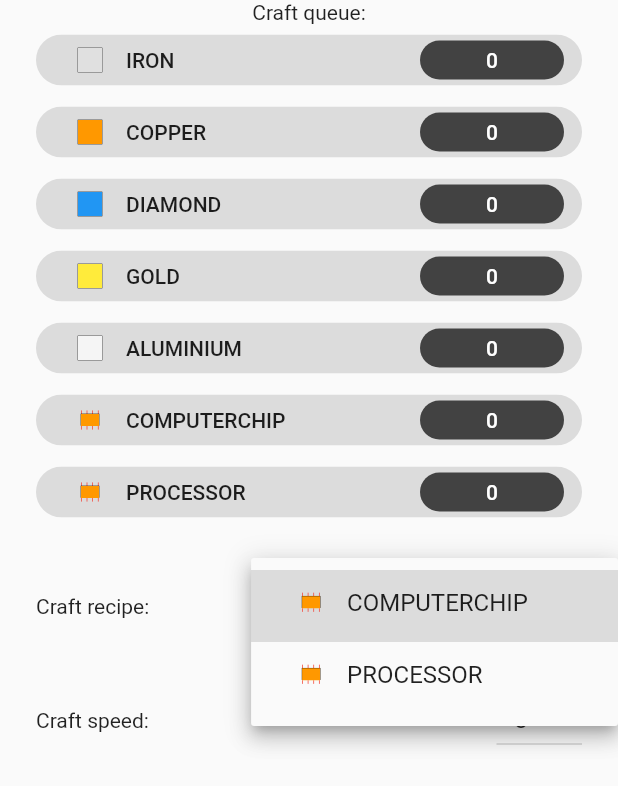
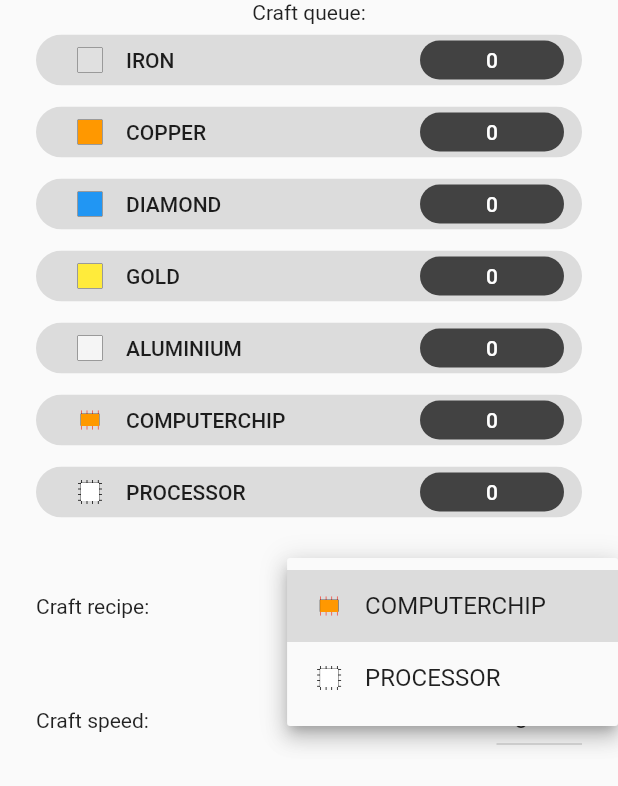
Before and after one commit to Flutter-Buddies/flutter_factory, a Flutter app: the CrafterOptionsWidget widget shown alone on an empty page, opened directly with empty values, after a tap on the "arrow drop down" icon, on a phone screen of 412 x 824 dp. Shown: the top 786 px of the screen. Run offline on Flutter 3.47's test engine with Material 2 defaults, Android fonts, the phone set to English and light mode, and no system bars; our stand-ins replace rxdart.

Commit message:
Fix crafter

```diff
--- a/lib/game/craftables/processor.dart
+++ b/lib/game/craftables/processor.dart
@@ -11,20 +11,23 @@ class Processor extends FactoryMaterial{
     canvas.save();
     canvas.translate(offset.dx, offset.dy);
 
-    _p.color = Colors.red;
+    _p.color = Colors.black;
     for(int i = 0; i < 4; i++){
       double _progress = i / 3;
       double _size = (size - .5) * 1.5 * _progress - size * 0.75;
 
-      canvas.drawRect(Rect.fromPoints(Offset(_size, size * 0.8), Offset(_size + 0.5, size * 0.5)), _p);
-      canvas.drawRect(Rect.fromPoints(Offset(_size, -size * 0.8), Offset(_size + 0.5, -size * 0.5)), _p);
+      canvas.drawRect(Rect.fromPoints(Offset(_size, size), Offset(_size + 0.5, size * 0.75)), _p);
+      canvas.drawRect(Rect.fromPoints(Offset(_size, -size), Offset(_size + 0.5, -size * 0.75)), _p);
+
+      canvas.drawRect(Rect.fromPoints(Offset(size, _size), Offset(size * 0.75, _size + 0.5)), _p);
+      canvas.drawRect(Rect.fromPoints(Offset(-size, _size), Offset(-size * 0.75, _size + 0.5)), _p);
     }
 
     _p.color = Colors.black;
-    canvas.drawRect(Rect.fromPoints(Offset(size * 0.75 + .2, size * 0.5 -.2), Offset(-size * 0.75 - .2, -size * 0.5 - .2)), _p);
+    canvas.drawRect(Rect.fromPoints(Offset(size * 0.75 + .2, size * 0.75 -.2), Offset(-size * 0.75 - .2, -size * 0.75 - .2)), _p);
 
-    _p.color = Colors.orange;
-    canvas.drawRect(Rect.fromPoints(Offset(size * 0.75, size * 0.5), Offset(-size * 0.75, -size * 0.5)), _p);
+    _p.color = Colors.white;
+    canvas.drawRect(Rect.fromPoints(Offset(size * 0.75, size * 0.75), Offset(-size * 0.75, -size * 0.75)), _p);
 
     canvas.restore();
   }
--- a/lib/game/equipment/crafter.dart
+++ b/lib/game/equipment/crafter.dart
@@ -36,7 +36,7 @@ class Crafter extends FactoryEquipment{
   @override
   List<FactoryMaterial> tick() {
     counter++;
-    isCrafting = counter % tickDuration != 0;
+    isCrafting = isCrafting && counter % tickDuration != 0;
 
     if(isCrafting){
       return <FactoryMaterial>[];
--- a/lib/game/equipment/dispenser.dart
+++ b/lib/game/equipment/dispenser.dart
@@ -2,6 +2,7 @@ import 'dart:math';
 import 'dart:ui';
 
 import 'package:flutter/material.dart';
+import 'package:flutter_factory/game/material/aluminium.dart';
 import 'package:flutter_factory/game/material/copper.dart';
 import 'package:flutter_factory/game/material/diamond.dart';
 import 'package:flutter_factory/game/material/gold.dart';
@@ -52,6 +53,8 @@ class Dispenser extends FactoryEquipment{
         return Diamond.fromOffset(pointingOffset);
       case FactoryMaterialType.copper:
         return Copper.fromOffset(pointingOffset);
+      case FactoryMaterialType.aluminium:
+        return Aluminium.fromOffset(pointingOffset);
       default:
         return Iron.fromOffset(pointingOffset);
     }
--- a/lib/ui/widgets/info_widgets/crafter_options.dart
+++ b/lib/ui/widgets/info_widgets/crafter_options.dart
@@ -72,8 +72,8 @@ class CrafterOptionsWidget extends StatelessWidget {
                   return DropdownMenuItem<FactoryMaterialType>(
                     value: fmt,
                     child: Container(
-                      margin: const EdgeInsets.all(12.0),
                       child: Column(
+                        mainAxisAlignment: MainAxisAlignment.center,
                         children: <Widget>[
                           Row(
                             children: <Widget>[
--- a/lib/ui/widgets/info_widgets/splitter_options.dart
+++ b/lib/ui/widgets/info_widgets/splitter_options.dart
@@ -37,10 +37,7 @@ class SplitterOptionsWidget extends StatelessWidget {
                     mainAxisAlignment: MainAxisAlignment.center,
                     mainAxisSize: MainAxisSize.max,
                     children: <Widget>[
-                      ChoiceChip(
-                        label: Text('${d.toString().replaceAll('Direction.', '').toUpperCase()}'),
-                        selected: false,
-                      ),
+                      Text('${d.toString().replaceAll('Direction.', '').toUpperCase()}'),
                       FlatButton(
                         onPressed: null,
                         child: Text('EntryPoint'),
@@ -55,12 +52,7 @@ class SplitterOptionsWidget extends StatelessWidget {
                 child: Column(
                   mainAxisAlignment: MainAxisAlignment.center,
                   children: <Widget>[
-                    ActionChip(
-                      label: Text('${d.toString().replaceAll('Direction.', '').toUpperCase()} - (${splitter.directions.where((Direction _d) => _d == d).length})'),
-                      onPressed: (){
-
-                      },
-                    ),
+                    Text('${d.toString().replaceAll('Direction.', '').toUpperCase()}\n[${splitter.directions.where((Direction _d) => _d == d).length}]', textAlign: TextAlign.center,),
                     FlatButton.icon(
                       onPressed: (){
                         splitter.directions.add(d);
```
